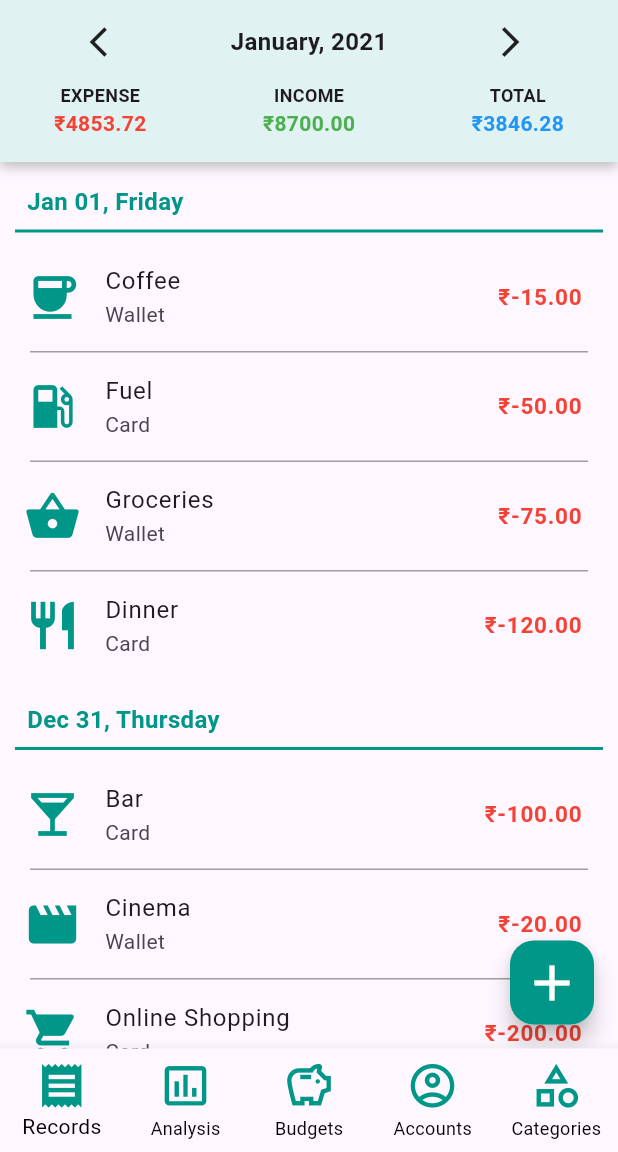
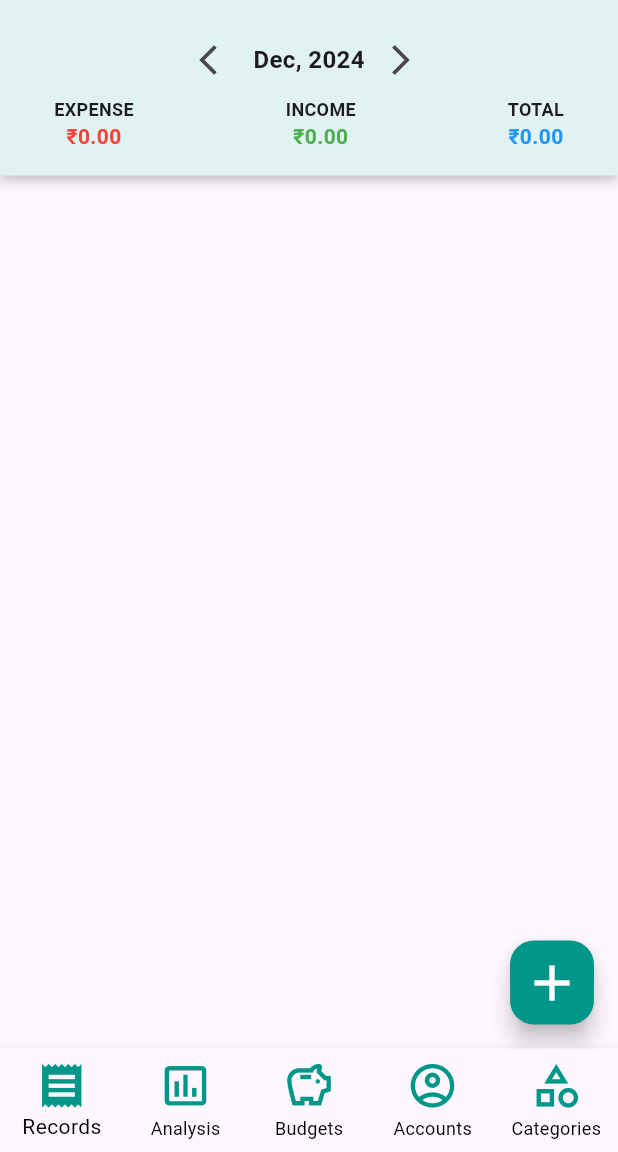
Before and after one commit to darshanvaru/CashFlow, a Flutter app: the screen it shows after launch, on a phone screen of 412 x 824 dp, the part 84-1236 px from its top. Run offline on Flutter 3.47's test engine with Material 3 defaults, Android fonts, the phone set to English and light mode, and no system bars; our stand-ins replace sqflite; accounts and stored records are empty.

```diff
--- a/lib/screens/records.dart
+++ b/lib/screens/records.dart
@@ -1,91 +1,146 @@
-// import 'package:cashflow/services/DatabaseService.dart';
 import 'package:flutter/material.dart';
-import 'package:cashflow/widgets/BuildDateSection.dart';
 import 'package:cashflow/widgets/BuildRecordSection.dart';
-
+import '../services/DatabaseService.dart';
 import 'addExpence.dart';
 
 class Records extends StatefulWidget {
-
   const Records({super.key});
-
   @override
   State<Records> createState() => RecordsState();
 }
 
 class RecordsState extends State<Records> {
+  DateTime _selectedDate = DateTime.now();
+  Map<String, List<Map<String, dynamic>>> _groupedTransactions = {};
+  List<String> _sortedDates = [];
+  double _expense = 0.0, _income = 0.0, _total = 0.0;
 
-  // final DatabaseService _db = DatabaseService.instance;
+  @override
+  void initState() {
+    super.initState();
+    _initializeData();
+  }
 
+  Future<void> _initializeData() async {
+    await _fetchTransactions();
+    await _calculateSummary();
+  }
 
-  //data
-  final List<Map<String, dynamic>> transactions = <Map<String, dynamic>>[
-    {
-      'date': 'Jan 01, Friday',
-      'items': [
-        {'icon': Icons.coffee, 'label': 'Coffee', 'mode': 'Wallet', 'amount': -15.00},
-        {'icon': Icons.local_gas_station, 'label': 'Fuel', 'mode': 'Card', 'amount': -50.00},
-        {'icon': Icons.shopping_basket, 'label': 'Groceries', 'mode': 'Wallet', 'amount': -75.00},
-        {'icon': Icons.restaurant, 'label': 'Dinner', 'mode': 'Card', 'amount': -120.00},
-      ]
-    },
-    {
-      'date': 'Dec 31, Thursday',
-      'items': [
-        {'icon': Icons.local_bar, 'label': 'Bar', 'mode': 'Card', 'amount': -100.00},
-        {'icon': Icons.movie, 'label': 'Cinema', 'mode': 'Wallet', 'amount': -20.00},
-        {'icon': Icons.shopping_cart, 'label': 'Online Shopping', 'mode': 'Card', 'amount': -200.00},
-      ]
-    },
-    {
-      'date': 'Dec 30, Wednesday',
-      'items': [
-        {'icon': Icons.fitness_center, 'label': 'Gym Membership', 'mode': 'Card', 'amount': -40.00},
-        {'icon': Icons.book, 'label': 'Books', 'mode': 'Wallet', 'amount': -30.00},
-        {'icon': Icons.restaurant_menu, 'label': 'Lunch', 'mode': 'Wallet', 'amount': -25.00},
-      ]
-    },
-    {
-      'date': 'Dec 29, Tuesday',
-      'items': [
-        {'icon': Icons.home_repair_service, 'label': 'Repair Service', 'mode': 'Card', 'amount': -150.00},
-        {'icon': Icons.cake, 'label': 'Birthday Cake', 'mode': 'Wallet', 'amount': -50.00},
-        {'icon': Icons.sports, 'label': 'Sports Equipment', 'mode': 'Card', 'amount': -100.00},
-      ]
-    },
-    {
-      'date': 'Dec 28, Monday',
-      'items': [
-        {'icon': Icons.hotel, 'label': 'Hotel Stay', 'mode': 'Card', 'amount': -300.00},
-        {'icon': Icons.train, 'label': 'Train Ticket', 'mode': 'Wallet', 'amount': -80.00},
-        {'icon': Icons.flight, 'label': 'Flight Ticket', 'mode': 'Card', 'amount': -500.00},
-      ]
-    },
-    {
-      'date': 'Dec 27, Sunday',
-      'items': [
-        {'icon': Icons.pets, 'label': 'Pet Supplies', 'mode': 'Wallet', 'amount': -60.00},
-        {'icon': Icons.local_hospital, 'label': 'Medicine', 'mode': 'Card', 'amount': -45.00},
-        {'icon': Icons.bakery_dining, 'label': 'Bakery', 'mode': 'Wallet', 'amount': -20.00},
-      ]
+  Future<void> _calculateSummary() async {
+    try {
+      final db = await DatabaseService.instance.database;
+      if (db == null) throw Exception('Database not initialized');
+
+      final startDate = DateTime(_selectedDate.year, _selectedDate.month, 1);
+      final endDate = DateTime(_selectedDate.year, _selectedDate.month + 1, 0);
+
+      final monthRecords = await db.query(
+        'records',
+        where: 'date BETWEEN ? AND ?',
+        whereArgs: [startDate.toIso8601String(), endDate.toIso8601String()],
+      );
+
+      double monthExpense = 0.0, monthIncome = 0.0;
+      for (var record in monthRecords) {
+        final amount = record['amount'] as double;
+        amount < 0 ? monthExpense += amount.abs() : monthIncome += amount;
       }
-  ];
 
+      setState(() {
+        _expense = monthExpense;
+        _income = monthIncome;
+        _total = monthIncome - monthExpense;
+      });
+    } catch (e) {
+      ScaffoldMessenger.of(context).showSnackBar(
+        SnackBar(content: Text('Error: $e'), backgroundColor: Colors.red),
+      );
+    }
+  }
 
-  double expense = 4853.72;
-  double income = 8700.00;
-  double total = 3846.28;
+  Future<void> _fetchTransactions() async {
+    try {
+      final db = await DatabaseService.instance.database;
+      if (db == null) throw Exception('Database not initialized');
+
+      final records = await db.query(
+        'records',
+        orderBy: 'date DESC, time DESC',
+      );
+      final categories = await db.query('categories');
+      final accounts = await db.query('account');
+
+      Map<String, List<Map<String, dynamic>>> grouped = {};
+
+      for (var record in records) {
+        final category = categories.firstWhere(
+              (c) => c['categorie_id'] == record['category_id'],
+          orElse: () => {},
+        );
+        final account = accounts.firstWhere(
+              (a) => a['account_id'] == record['account_id'],
+          orElse: () => {},
+        );
+
+        if (category.isNotEmpty && account.isNotEmpty) {
+          final dateStr = record['date'] as String?;
+          if (dateStr == null) continue;
+
+          final date = DateTime.tryParse(dateStr);
+          if (date == null) continue;
+
+          final formattedDate = _formatDate(date);
+
+          if (!grouped.containsKey(formattedDate)) {
+            grouped[formattedDate] = [];
+          }
+
+          grouped[formattedDate]!.add({
+            'record_id': record['record_id'],
+            'icon': Icons.category,
+            'label': category['name'],
+            'mode': account['name'],
+            'amount': record['amount'],
+            'description': record['description'],
+            'category_id': category['categorie_id'],
+            'account_id': account['account_id'],
+            'time': record['time'],
+          });
+        }
+      }
+
+      setState(() {
+        _groupedTransactions = grouped;
+        _sortedDates = grouped.keys.toList()
+          ..sort((a, b) => b.compareTo(a));
+      });
+    } catch (e) {
+      ScaffoldMessenger.of(context).showSnackBar(
+        SnackBar(content: Text('Error: $e'), backgroundColor: Colors.red),
+      );
+    }
+  }
+
+  String _formatDate(DateTime date) {
+    final day = date.day;
+    final suffix = (day % 10 == 1 && day != 11)
+        ? 'st'
+        : (day % 10 == 2 && day != 12)
+        ? 'nd'
+        : (day % 10 == 3 && day != 13)
+        ? 'rd'
+        : 'th';
+    final month = ['Jan', 'Feb', 'Mar', 'Apr', 'May', 'Jun', 'Jul', 'Aug', 'Sep', 'Oct', 'Nov', 'Dec'][date.month - 1];
+    final weekday = ['Sunday', 'Monday', 'Tuesday', 'Wednesday', 'Thursday', 'Friday', 'Saturday'][date.weekday - 1];
+    return '${day}${suffix} $month, $weekday';
+  }
 
   @override
   Widget build(BuildContext context) {
     return Scaffold(
-
-      //BODY with summary and actual expense record
       body: Column(
         crossAxisAlignment: CrossAxisAlignment.start,
         children: [
-
-          //Summary Container
           Container(
             decoration: BoxDecoration(
               color: Colors.teal.shade50,
@@ -97,82 +152,109 @@ class RecordsState extends State<Records> {
                 ),
               ],
             ),
-            padding: const EdgeInsets.all(16.0),
+            padding: const EdgeInsets.all(16),
             child: Column(
               children: [
-                const Row(
+                Row(
                   mainAxisAlignment: MainAxisAlignment.center,
                   children: [
-                    Icon(Icons.arrow_back_ios),  //left arrow
-                    SizedBox(width: 70,),
-                    Column(
-                      children: [
+                    IconButton(
+                      icon: const Icon(Icons.arrow_back_ios),
+                      onPressed: () {
+                        setState(() {
+                          _selectedDate = DateTime(_selectedDate.year, _selectedDate.month - 1);
+                          _groupedTransactions = {};
+                          _sortedDates = [];
+                        });
+                        _initializeData();
+                      },
+                    ),
                     Text(
-                          'January, 2021',
-                          style: TextStyle(fontSize: 16, fontWeight: FontWeight.bold),
+                      '${_getMonthName(_selectedDate.month)}, ${_selectedDate.year}',
+                      style: const TextStyle(fontSize: 16, fontWeight: FontWeight.bold),
+                    ),
+                    IconButton(
+                      icon: const Icon(Icons.arrow_forward_ios),
+                      onPressed: () {
+                        setState(() {
+                          _selectedDate = DateTime(_selectedDate.year, _selectedDate.month + 1);
+                          _groupedTransactions = {};
+                          _sortedDates = [];
+                        });
+                        _initializeData();
+                      },
                     ),
                   ],
                 ),
-                    SizedBox(width: 70,),
-                    Icon(Icons.arrow_forward_ios),   //right arrow
-                  ],
-                ),
-                const SizedBox(height: 15,),
                 Padding(
-                  padding: const EdgeInsets.only(left: 20, right: 20),
+                  padding: const EdgeInsets.symmetric(horizontal: 20),
                   child: Row(
                     mainAxisAlignment: MainAxisAlignment.spaceBetween,
                     children: [
-
-                      //Expense
-                      Column(
-                        children: [
-                          const Text('EXPENSE', style: TextStyle(fontSize: 12, fontWeight: FontWeight.bold)),
-                          Text(
-                            "₹${expense.toStringAsFixed(2)}",
-                            style: const TextStyle(fontSize: 14, fontWeight: FontWeight.bold, color: Colors.red),
+                      _buildSummaryColumn('EXPENSE', _expense, Colors.red),
+                      _buildSummaryColumn('INCOME', _income, Colors.green),
+                      _buildSummaryColumn('TOTAL', _total, Colors.blue),
+                    ],
+                  ),
                 ),
               ],
             ),
+          ),
+          Expanded(
+            child: ListView.builder(
+              itemCount: _sortedDates.length,
+              itemBuilder: (context, dateIndex) {
+                final date = _sortedDates[dateIndex];
+                final transactions = _groupedTransactions[date]!;
 
-                      //Income
-                      Column(
+                return Column(
+                  crossAxisAlignment: CrossAxisAlignment.start,
                   children: [
-                          const Text('INCOME', style: TextStyle(fontSize: 12, fontWeight: FontWeight.bold)),
+                    Padding(
+                      padding: const EdgeInsets.all(8.0),
+                      child: Column(
+                        crossAxisAlignment: CrossAxisAlignment.start,
+                        children: [
                           Text(
-                            "₹${income.toStringAsFixed(2)}",
-                            style: const TextStyle(fontSize: 14, fontWeight: FontWeight.bold, color: Colors.green),
+                            "  $date",
+                            style: const TextStyle(
+                              fontSize: 16,
+                              fontWeight: FontWeight.bold,
+                            ),
+                          ),
+                          const Divider(
+                            color: Colors.teal,
+                            height: 2,
+                            indent: 5,
+                            endIndent: 5,
                           ),
                         ],
                       ),
-
-                      //Total
-                      Column(
-                        children: [
-                          const Text('TOTAL', style: TextStyle(fontSize: 12, fontWeight: FontWeight.bold)),
-                          Text(
-                            "₹${total.toStringAsFixed(2)}",
-                            style: const TextStyle(fontSize: 14, fontWeight: FontWeight.bold, color: Colors.blue),
                     ),
-                        ],
-                      ),
-                    ],
-                  ),
-                )
-              ],
+                    ...transactions.map((transaction) => GestureDetector(
+                      onTap: () => Navigator.push(
+                        context,
+                        MaterialPageRoute(
+                          builder: (context) => AddExpenseScreen(
+                            isEditing: true,
+                            recordData: {
+                              'records_id': transaction['record_id'],
+                              ...transaction,
+                              'date': date,
+                            },
                           ),
                         ),
-
-          Expanded(
-            child: ListView.builder(
-              itemCount: transactions.length,
-              itemBuilder: (context, index) {
-                final transaction = transactions[index];
-                return Column(
-                  crossAxisAlignment: CrossAxisAlignment.start,
-                  children: [
-                    DateSection(transaction: transaction),
-                    RecordSection(transaction: transaction),
+                      ).then((value) {
+                        if (value == true) {
+                          setState(() {
+                            _groupedTransactions = {};
+                            _sortedDates = [];
+                          });
+                          _initializeData();
+                        }
+                      }),
+                      child: RecordSection(transaction: {'items': [transaction]}),
+                    )),
                   ],
                 );
               },
@@ -180,23 +262,35 @@ class RecordsState extends State<Records> {
           ),
         ],
       ),
-
-      //BOTTOMNAVBAR
       floatingActionButton: FloatingActionButton(
-        onPressed: () {
-          Navigator.push(
+        onPressed: () => Navigator.push(
           context,
           MaterialPageRoute(builder: (context) => const AddExpenseScreen()),
-          );
-        },
+        ).then((value) {
+          if (value == true) {
+            setState(() {
+              _groupedTransactions = {};
+              _sortedDates = [];
+            });
+            _initializeData();
+          }
+        }),
         backgroundColor: Colors.teal,
-        child: const Icon(
-          Icons.add,
-          color: Colors.white,
-          size: 40,
+        child: const Icon(Icons.add, color: Colors.white, size: 40),
       ),
-      ),
-
     );
   }
+
+  Widget _buildSummaryColumn(String title, double value, Color color) => Column(
+    children: [
+      Text(title, style: const TextStyle(fontSize: 12, fontWeight: FontWeight.bold)),
+      Text(
+        "₹${value.toStringAsFixed(2)}",
+        style: TextStyle(fontSize: 14, fontWeight: FontWeight.bold, color: color),
+      ),
+    ],
+  );
+
+  String _getMonthName(int month) =>
+      ['Jan', 'Feb', 'Mar', 'Apr', 'May', 'Jun', 'Jul', 'Aug', 'Sep', 'Oct', 'Nov', 'Dec'][month - 1];
 }
```
Lines whose indentation alone changed are shown as unchanged.
